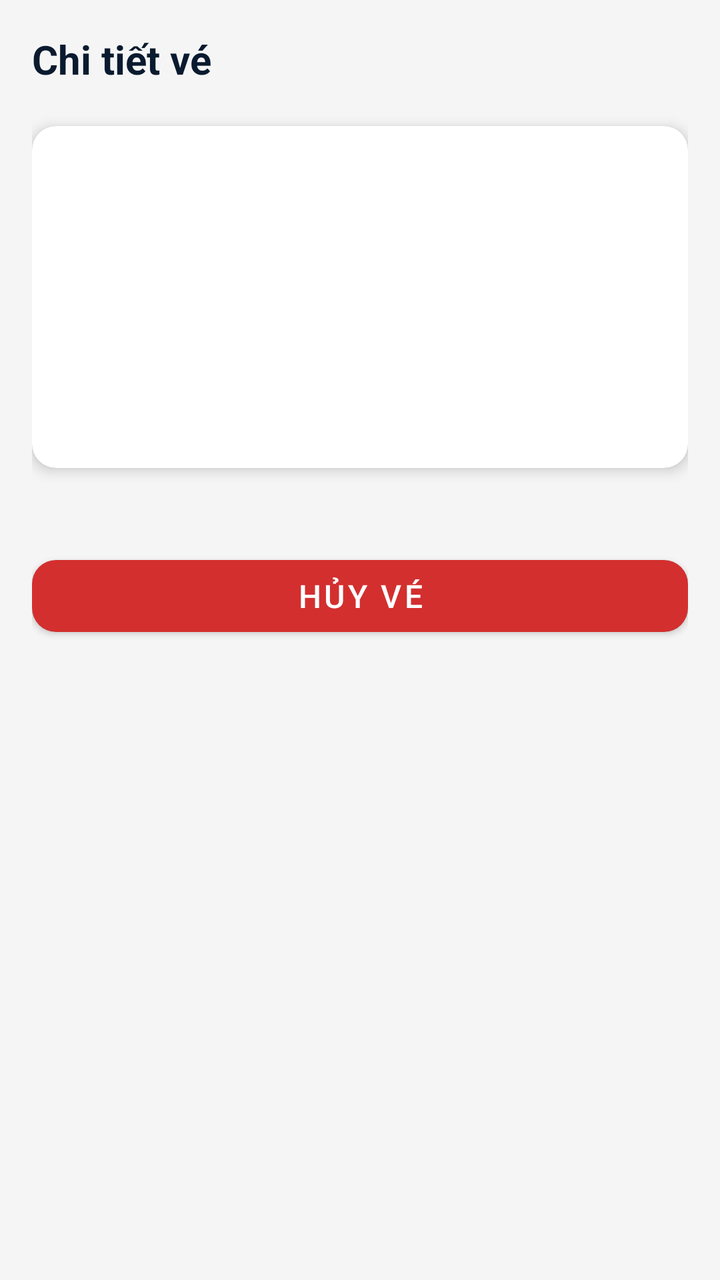
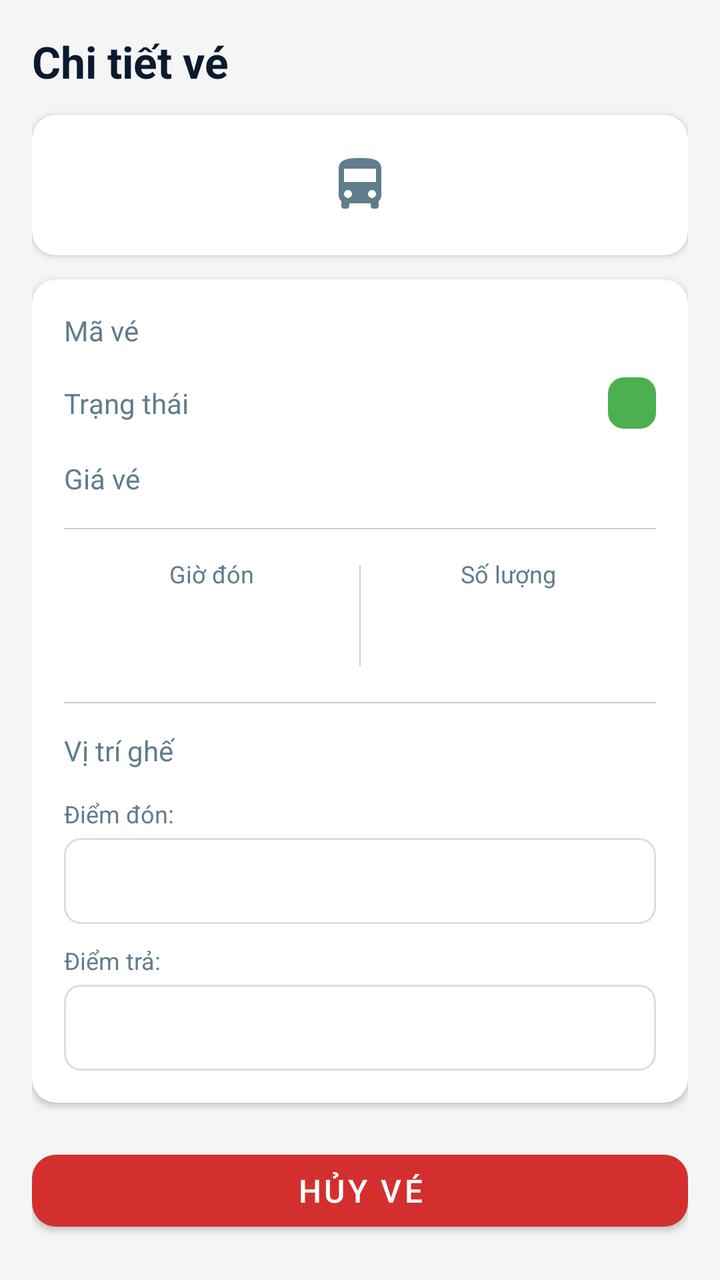

Compare the two renders of this Android layout. The source of the first and the diff that turns it into the second are given below.
<!-- AndroidManifest.xml: application theme Theme.BusBooking -->
<!-- res/layout/fragment_ticket_details.xml -->
<?xml version="1.0" encoding="utf-8"?>
<androidx.core.widget.NestedScrollView xmlns:android="http://schemas.android.com/apk/res/android"
    xmlns:app="http://schemas.android.com/apk/res-auto"
    android:layout_width="match_parent"
    android:layout_height="match_parent"
    android:background="@color/background_grey">

    <LinearLayout
        android:layout_width="match_parent"
        android:layout_height="wrap_content"
        android:orientation="vertical"
        android:padding="16dp">

        <TextView
            android:layout_width="wrap_content"
            android:layout_height="wrap_content"
            android:layout_marginBottom="20dp"
            android:text="Chi tiết vé"
            android:textColor="@color/text_primary"
            android:textSize="20sp"
            android:textStyle="bold" />

        <androidx.cardview.widget.CardView
            android:layout_width="match_parent"
            android:layout_height="wrap_content"
            android:layout_marginBottom="20dp"
            app:cardCornerRadius="12dp"
            app:cardElevation="4dp">

            <LinearLayout
                android:layout_width="match_parent"
                android:layout_height="wrap_content"
                android:orientation="vertical"
                android:padding="16dp">

                <TextView
                    android:id="@+id/routeText"
                    android:layout_width="match_parent"
                    android:layout_height="wrap_content"
                    android:layout_marginBottom="12dp"
                    android:textColor="@color/text_primary"
                    android:textSize="18sp"
                    android:textStyle="bold" />

                <TextView
                    android:id="@+id/dateText"
                    android:layout_width="match_parent"
                    android:layout_height="wrap_content"
                    android:layout_marginBottom="8dp"
                    android:textColor="@color/text_secondary"
                    android:textSize="14sp" />

                <TextView
                    android:id="@+id/seatText"
                    android:layout_width="match_parent"
                    android:layout_height="wrap_content"
                    android:layout_marginBottom="8dp"
                    android:textColor="@color/text_secondary"
                    android:textSize="14sp" />

                <TextView
                    android:id="@+id/statusText"
                    android:layout_width="wrap_content"
                    android:layout_height="wrap_content"
                    android:layout_marginBottom="8dp"
                    android:textColor="@color/text_secondary"
                    android:textSize="14sp" />

                <TextView
                    android:id="@+id/priceText"
                    android:layout_width="match_parent"
                    android:layout_height="wrap_content"
                    android:textColor="@color/blue_primary"
                    android:textSize="16sp"
                    android:textStyle="bold" />
            </LinearLayout>
        </androidx.cardview.widget.CardView>

        <ProgressBar
            android:id="@+id/progressBar"
            android:layout_width="wrap_content"
            android:layout_height="wrap_content"
            android:layout_gravity="center_horizontal"
            android:visibility="gone" />

        <TextView
            android:id="@+id/errorText"
            android:layout_width="match_parent"
            android:layout_height="wrap_content"
            android:gravity="center"
            android:padding="16dp"
            android:textColor="@color/error"
            android:textSize="14sp"
            android:visibility="gone" />

        <com.google.android.material.button.MaterialButton
            android:id="@+id/cancelButton"
            android:layout_width="match_parent"
            android:layout_height="48dp"
            android:layout_marginTop="20dp"
            android:text="Hủy vé"
            android:textSize="16sp"
            app:backgroundTint="@color/error"
            app:cornerRadius="12dp" />
    </LinearLayout>
</androidx.core.widget.NestedScrollView>
<!-- resources referenced by this layout -->
<resources>
  <color name="background_grey">#F5F5F5</color>
  <color name="blue_primary">#1565C0</color>
  <color name="error">#D32F2F</color>
  <color name="text_primary">#0A1A2F</color>
  <color name="text_secondary">#607D8B</color>
  <style name="Theme.BusBooking" parent="Theme.MaterialComponents.Light.NoActionBar.Bridge">
          <item name="colorPrimary">@color/blue_primary</item>
          <item name="colorPrimaryDark">@color/blue_primary_dark</item>
          <item name="colorAccent">@color/blue_accent</item>
      </style>
  <color name="blue_primary_dark">#0D47A1</color>
  <color name="blue_accent">#2196F3</color>
</resources>

<!-- the commit's change to res/layout/fragment_ticket_details.xml (unified diff, before → after) -->
@@ -12,20 +12,92 @@
         android:padding="16dp">
 
         <TextView
-            android:layout_width="wrap_content"
-            android:layout_height="wrap_content"
-            android:layout_marginBottom="20dp"
+            android:layout_width="match_parent"
+            android:layout_height="wrap_content"
+            android:layout_marginBottom="12dp"
             android:text="Chi tiết vé"
             android:textColor="@color/text_primary"
-            android:textSize="20sp"
+            android:textSize="22sp"
             android:textStyle="bold" />
 
         <androidx.cardview.widget.CardView
             android:layout_width="match_parent"
             android:layout_height="wrap_content"
-            android:layout_marginBottom="20dp"
+            android:layout_marginBottom="12dp"
             app:cardCornerRadius="12dp"
-            app:cardElevation="4dp">
+            app:cardElevation="2dp">
+
+            <LinearLayout
+                android:layout_width="match_parent"
+                android:layout_height="wrap_content"
+                android:gravity="center_vertical"
+                android:orientation="horizontal"
+                android:padding="16dp">
+
+                <LinearLayout
+                    android:layout_width="0dp"
+                    android:layout_height="wrap_content"
+                    android:layout_weight="1"
+                    android:orientation="vertical">
+
+                    <TextView
+                        android:id="@+id/originCityText"
+                        android:layout_width="wrap_content"
+                        android:layout_height="wrap_content"
+                        android:textColor="@color/text_primary"
+                        android:textSize="16sp"
+                        android:textStyle="bold" />
+
+                    <TextView
+                        android:id="@+id/originStationText"
+                        android:layout_width="wrap_content"
+                        android:layout_height="wrap_content"
+                        android:layout_marginTop="2dp"
+                        android:textColor="@color/text_secondary"
+                        android:textSize="11sp" />
+                </LinearLayout>
+
+                <ImageView
+                    android:layout_width="32dp"
+                    android:layout_height="32dp"
+                    android:layout_marginStart="10dp"
+                    android:layout_marginEnd="10dp"
+                    android:src="@drawable/ic_bus" />
+
+                <LinearLayout
+                    android:layout_width="0dp"
+                    android:layout_height="wrap_content"
+                    android:layout_weight="1"
+                    android:gravity="end"
+                    android:orientation="vertical">
+
+                    <TextView
+                        android:id="@+id/destinationCityText"
+                        android:layout_width="wrap_content"
+                        android:layout_height="wrap_content"
+                        android:gravity="end"
+                        android:textColor="@color/text_primary"
+                        android:textSize="16sp"
+                        android:textStyle="bold" />
+
+                    <TextView
+                        android:id="@+id/destinationStationText"
+                        android:layout_width="wrap_content"
+                        android:layout_height="wrap_content"
+                        android:layout_marginTop="2dp"
+                        android:gravity="end"
+                        android:textColor="@color/text_secondary"
+                        android:textSize="11sp" />
+                </LinearLayout>
+            </LinearLayout>
+        </androidx.cardview.widget.CardView>
+
+        <androidx.cardview.widget.CardView
+            android:layout_width="match_parent"
+            android:layout_height="wrap_content"
+            android:layout_marginBottom="12dp"
+            app:cardCornerRadius="12dp"
+            app:cardElevation="2dp">
 
             <LinearLayout
                 android:layout_width="match_parent"
@@ -33,45 +105,223 @@
                 android:orientation="vertical"
                 android:padding="16dp">
 
+                <LinearLayout
+                    android:layout_width="match_parent"
+                    android:layout_height="wrap_content"
+                    android:layout_marginBottom="14dp"
+                    android:gravity="center_vertical"
+                    android:orientation="horizontal">
+
+                    <TextView
+                        android:layout_width="0dp"
+                        android:layout_height="wrap_content"
+                        android:layout_weight="1"
+                        android:text="Mã vé"
+                        android:textColor="@color/text_secondary"
+                        android:textSize="14sp" />
+
+                    <TextView
+                        android:id="@+id/ticketIdText"
+                        android:layout_width="wrap_content"
+                        android:layout_height="wrap_content"
+                        android:textColor="@color/text_primary"
+                        android:textSize="14sp"
+                        android:textStyle="bold" />
+                </LinearLayout>
+
+                <LinearLayout
+                    android:layout_width="match_parent"
+                    android:layout_height="wrap_content"
+                    android:layout_marginBottom="14dp"
+                    android:gravity="center_vertical"
+                    android:orientation="horizontal">
+
+                    <TextView
+                        android:layout_width="0dp"
+                        android:layout_height="wrap_content"
+                        android:layout_weight="1"
+                        android:text="Trạng thái"
+                        android:textColor="@color/text_secondary"
+                        android:textSize="14sp" />
+
+                    <TextView
+                        android:id="@+id/statusText"
+                        android:layout_width="wrap_content"
+                        android:layout_height="wrap_content"
+                        android:background="@drawable/bg_badge_success"
+                        android:paddingStart="12dp"
+                        android:paddingTop="4dp"
+                        android:paddingEnd="12dp"
+                        android:paddingBottom="4dp"
+                        android:textColor="@color/white"
+                        android:textSize="13sp"
+                        android:textStyle="bold" />
+                </LinearLayout>
+
+                <LinearLayout
+                    android:layout_width="match_parent"
+                    android:layout_height="wrap_content"
+                    android:layout_marginBottom="14dp"
+                    android:gravity="center_vertical"
+                    android:orientation="horizontal">
+
+                    <TextView
+                        android:layout_width="0dp"
+                        android:layout_height="wrap_content"
+                        android:layout_weight="1"
+                        android:text="Giá vé"
+                        android:textColor="@color/text_secondary"
+                        android:textSize="14sp" />
+
+                    <TextView
+                        android:id="@+id/priceText"
+                        android:layout_width="wrap_content"
+                        android:layout_height="wrap_content"
+                        android:textColor="@color/blue_primary"
+                        android:textSize="16sp"
+                        android:textStyle="bold" />
+                </LinearLayout>
+
+                <View
+                    android:layout_width="match_parent"
+                    android:layout_height="0.5dp"
+                    android:layout_marginBottom="14dp"
+                    android:background="@color/divider" />
+
+                <LinearLayout
+                    android:layout_width="match_parent"
+                    android:layout_height="wrap_content"
+                    android:layout_marginBottom="14dp"
+                    android:orientation="horizontal">
+
+                    <LinearLayout
+                        android:layout_width="0dp"
+                        android:layout_height="wrap_content"
+                        android:layout_weight="1"
+                        android:gravity="center_horizontal"
+                        android:orientation="vertical">
+
+                        <TextView
+                            android:layout_width="wrap_content"
+                            android:layout_height="wrap_content"
+                            android:text="Giờ đón"
+                            android:textColor="@color/text_secondary"
+                            android:textSize="12sp" />
+
+                        <TextView
+                            android:id="@+id/pickupTimeText"
+                            android:layout_width="wrap_content"
+                            android:layout_height="wrap_content"
+                            android:layout_marginTop="4dp"
+                            android:textColor="@color/text_primary"
+                            android:textSize="15sp"
+                            android:textStyle="bold" />
+
+                        <TextView
+                            android:id="@+id/pickupDateText"
+                            android:layout_width="wrap_content"
+                            android:layout_height="wrap_content"
+                            android:textColor="@color/text_primary"
+                            android:textSize="13sp" />
+                    </LinearLayout>
+
+                    <View
+                        android:layout_width="0.5dp"
+                        android:layout_height="match_parent"
+                        android:layout_marginTop="4dp"
+                        android:layout_marginBottom="4dp"
+                        android:background="@color/divider" />
+
+                    <LinearLayout
+                        android:layout_width="0dp"
+                        android:layout_height="wrap_content"
+                        android:layout_weight="1"
+                        android:gravity="center_horizontal"
+                        android:orientation="vertical">
+
+                        <TextView
+                            android:layout_width="wrap_content"
+                            android:layout_height="wrap_content"
+                            android:text="Số lượng"
+                            android:textColor="@color/text_secondary"
+                            android:textSize="12sp" />
+
+                        <TextView
+                            android:id="@+id/quantityText"
+                            android:layout_width="wrap_content"
+                            android:layout_height="wrap_content"
+                            android:layout_marginTop="4dp"
+                            android:textColor="@color/text_primary"
+                            android:textSize="15sp"
+                            android:textStyle="bold" />
+                    </LinearLayout>
+                </LinearLayout>
+
+                <View
+                    android:layout_width="match_parent"
+                    android:layout_height="0.5dp"
+                    android:layout_marginBottom="14dp"
+                    android:background="@color/divider" />
+
+                <LinearLayout
+                    android:layout_width="match_parent"
+                    android:layout_height="wrap_content"
+                    android:layout_marginBottom="14dp"
+                    android:gravity="center_vertical"
+                    android:orientation="horizontal">
+
+                    <TextView
+                        android:layout_width="0dp"
+                        android:layout_height="wrap_content"
+                        android:layout_weight="1"
+                        android:text="Vị trí ghế"
+                        android:textColor="@color/text_secondary"
+                        android:textSize="14sp" />
+
+                    <TextView
+                        android:id="@+id/seatText"
+                        android:layout_width="wrap_content"
+                        android:layout_height="wrap_content"
+                        android:textColor="@color/text_primary"
+                        android:textSize="14sp"
+                        android:textStyle="bold" />
+                </LinearLayout>
+
                 <TextView
-                    android:id="@+id/routeText"
-                    android:layout_width="match_parent"
-                    android:layout_height="wrap_content"
-                    android:layout_marginBottom="12dp"
-                    android:textColor="@color/text_primary"
-                    android:textSize="18sp"
+                    android:layout_width="match_parent"
+                    android:layout_height="wrap_content"
+                    android:layout_marginBottom="4dp"
+                    android:text="Điểm đón:"
+                    android:textColor="@color/text_secondary"
+                    android:textSize="12sp" />
+
+                <TextView
+                    android:id="@+id/pickupPointText"
+                    android:layout_width="match_parent"
+                    android:layout_height="wrap_content"
+                    android:layout_marginBottom="10dp"
+                    android:background="@drawable/bg_point_box"
+                    android:padding="12dp"
+                    android:textColor="@color/blue_primary"
+                    android:textSize="14sp"
                     android:textStyle="bold" />
 
                 <TextView
-                    android:id="@+id/dateText"
-                    android:layout_width="match_parent"
-                    android:layout_height="wrap_content"
-                    android:layout_marginBottom="8dp"
+                    android:layout_width="match_parent"
+                    android:layout_height="wrap_content"
+                    android:layout_marginBottom="4dp"
+                    android:text="Điểm trả:"
                     android:textColor="@color/text_secondary"
-                    android:textSize="14sp" />
+                    android:textSize="12sp" />
 
                 <TextView
-                    android:id="@+id/seatText"
-                    android:layout_width="match_parent"
-                    android:layout_height="wrap_content"
-                    android:layout_marginBottom="8dp"
-                    android:textColor="@color/text_secondary"
-                    android:textSize="14sp" />
-
-                <TextView
-                    android:id="@+id/statusText"
-                    android:layout_width="wrap_content"
-                    android:layout_height="wrap_content"
-                    android:layout_marginBottom="8dp"
-                    android:textColor="@color/text_secondary"
-                    android:textSize="14sp" />
-
-                <TextView
-                    android:id="@+id/priceText"
-                    android:layout_width="match_parent"
-                    android:layout_height="wrap_content"
+                    android:id="@+id/dropoffPointText"
+                    android:layout_width="match_parent"
+                    android:layout_height="wrap_content"
+                    android:background="@drawable/bg_point_box"
+                    android:padding="12dp"
                     android:textColor="@color/blue_primary"
-                    android:textSize="16sp"
+                    android:textSize="14sp"
                     android:textStyle="bold" />
             </LinearLayout>
         </androidx.cardview.widget.CardView>
@@ -97,7 +347,7 @@
             android:id="@+id/cancelButton"
             android:layout_width="match_parent"
             android:layout_height="48dp"
-            android:layout_marginTop="20dp"
+            android:layout_marginTop="8dp"
             android:text="Hủy vé"
             android:textSize="16sp"
             app:backgroundTint="@color/error"
<!-- resource entries referenced after the edit -->
@@ -2,9 +2,39 @@
 <resources>
   <color name="background_grey">#F5F5F5</color>
   <color name="blue_primary">#1565C0</color>
+  <color name="divider">#CCCCCC</color>
   <color name="error">#D32F2F</color>
   <color name="text_primary">#0A1A2F</color>
   <color name="text_secondary">#607D8B</color>
+  <color name="white">#FFFFFFFF</color>
+  <!-- drawable bg_badge_success (drawable) -->
+  <?xml version="1.0" encoding="utf-8"?>
+  <shape xmlns:android="http://schemas.android.com/apk/res/android"
+      android:shape="rectangle">
+      <solid android:color="#4CAF50" />
+      <corners android:radius="8dp" />
+  </shape>
+  <!-- drawable bg_point_box (drawable) -->
+  <?xml version="1.0" encoding="utf-8"?>
+  <shape xmlns:android="http://schemas.android.com/apk/res/android"
+      android:shape="rectangle">
+      <solid android:color="#00000000" />
+      <stroke
+          android:width="1dp"
+          android:color="#DDDDDD" />
+      <corners android:radius="8dp" />
+  </shape>
+  <!-- drawable ic_bus (drawable) -->
+  <?xml version="1.0" encoding="utf-8"?>
+  <vector xmlns:android="http://schemas.android.com/apk/res/android"
+      android:width="16dp"
+      android:height="16dp"
+      android:viewportWidth="24"
+      android:viewportHeight="24">
+      <path
+          android:fillColor="@color/text_secondary"
+          android:pathData="M4,16c0,0.88 0.39,1.67 1,2.22V20c0,0.55 0.45,1 1,1h1c0.55,0 1,-0.45 1,-1v-1h8v1c0,0.55 0.45,1 1,1h1c0.55,0 1,-0.45 1,-1v-1.78c0.61,-0.55 1,-1.34 1,-2.22V6c0,-3.5 -3.58,-4 -8,-4s-8,0.5 -8,4v10zM7.5,17c-0.83,0 -1.5,-0.67 -1.5,-1.5S6.67,14 7.5,14s1.5,0.67 1.5,1.5S8.33,17 7.5,17zM16.5,17c-0.83,0 -1.5,-0.67 -1.5,-1.5s0.67,-1.5 1.5,-1.5 1.5,0.67 1.5,1.5 -0.67,1.5 -1.5,1.5zM18,11L6,11L6,6h12v5z"/>
+  </vector>
   <style name="Theme.BusBooking" parent="Theme.MaterialComponents.Light.NoActionBar.Bridge">
           <item name="colorPrimary">@color/blue_primary</item>
           <item name="colorPrimaryDark">@color/blue_primary_dark</item>
